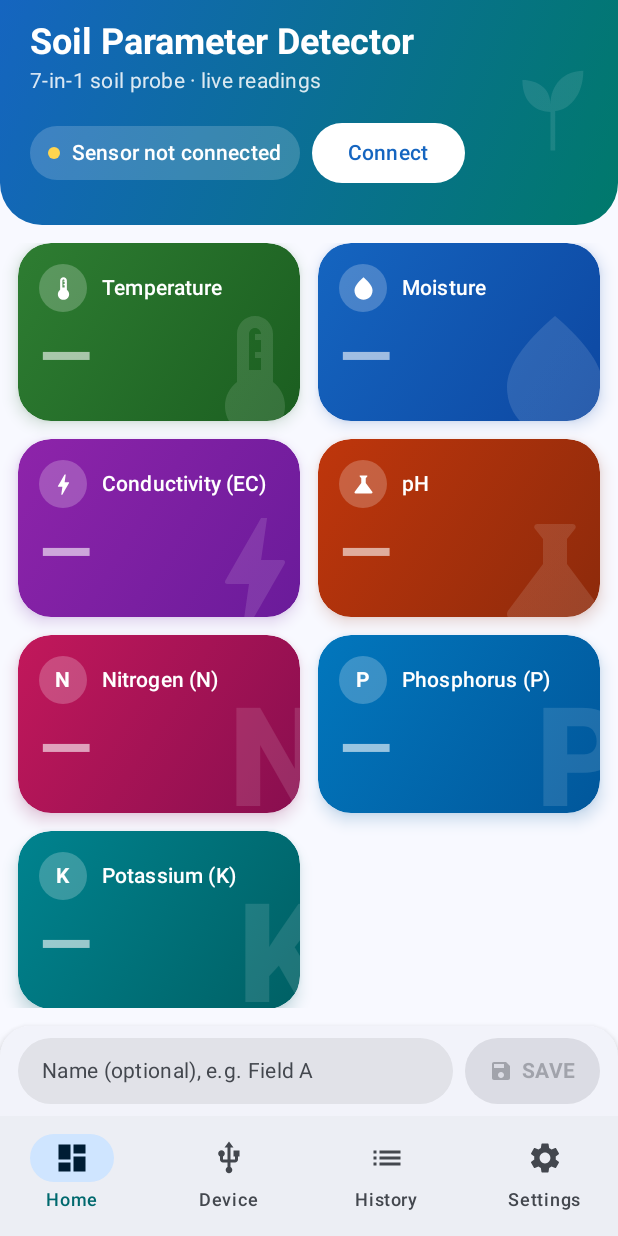
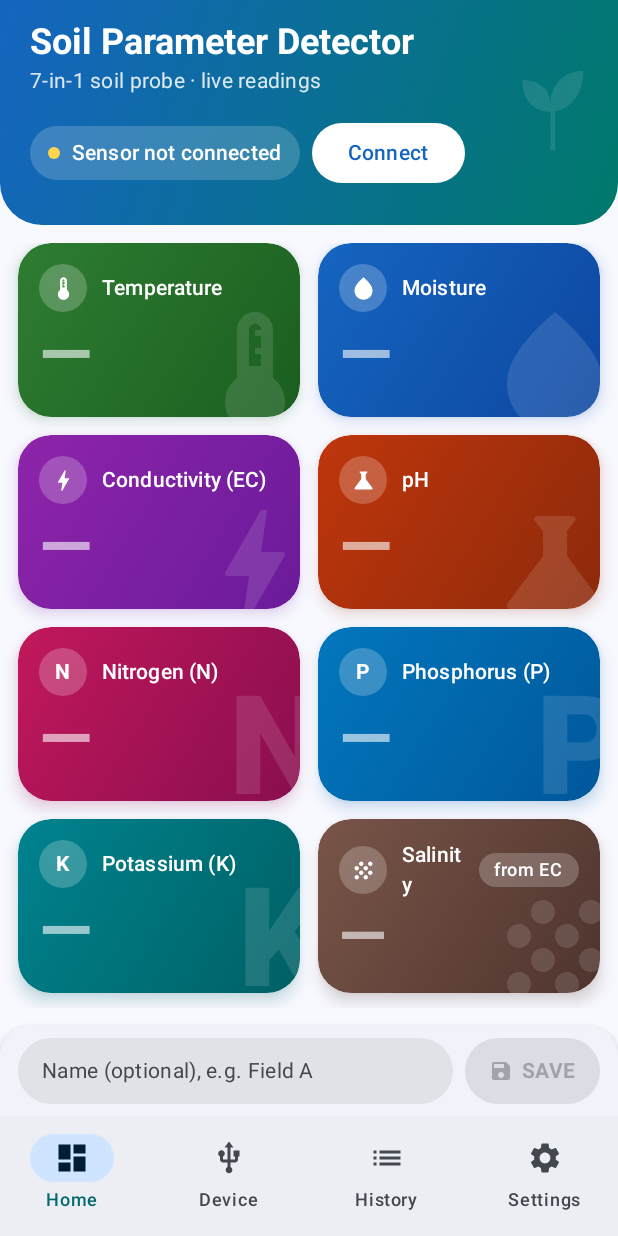
Before and after one commit to syaiful-islam/SoilSense, an Android app built with Jetpack Compose: the screen it shows after launch (MainActivity), on a phone screen of 412 x 824 dp. Run offline under Robolectric (Android 15) with nearby library versions, the phone set to English and light mode, and no system bars; our stand-ins replace Dagger/Hilt's generated code, Room's generated code, navigation suite; libraries missing offline, so code that uses them is left out: androidx.hilt.lifecycle, com.hoho.android; 12 statements that could not run were skipped.

Commit message:
feat: show salinity and TDS from registers 0x0007-0x0008
Per the V1.4 manual the probe exposes salinity and TDS (mg/L, read-only),
computed from EC with its salinity (0.55) and TDS (0.50) factors.

- Read 9 registers; if the probe answers 'illegal data address' or stays
  silent on the first try, read 7 from then on (restored from 0041e0a^).
- Home shows two more tiles marked 'from EC'; they disappear when the
  firmware does not report them. History chips and CSV include them.
- Room columns salinity_mg_l / tds_mg_l already exist in schema v2, so no
  migration is needed.

Co-Authored-By: Claude Opus 5.5 <noreply@anthropic.com>
Claude-Session: https://claude.ai/code/session_01FkRCbvZBapUc537kEP82CY

```diff
--- a/app/src/main/kotlin/id/soilsense/app/data/history/CsvFormatter.kt
+++ b/app/src/main/kotlin/id/soilsense/app/data/history/CsvFormatter.kt
@@ -28,6 +28,8 @@ class CsvFormatter(private val timeZone: TimeZone = TimeZone.getDefault()) {
             r.nitrogenMgPerKg.toString(),
             r.phosphorusMgPerKg.toString(),
             r.potassiumMgPerKg.toString(),
+            r.salinityMgPerL?.toString().orEmpty(),
+            r.tdsMgPerL?.toString().orEmpty(),
         ).joinToString(",")
     }
 
@@ -52,6 +54,6 @@ class CsvFormatter(private val timeZone: TimeZone = TimeZone.getDefault()) {
 
         const val HEADER: String =
             "timestamp,name,moisture_percent,temperature_celsius,conductivity_us_cm,ph," +
-                "nitrogen_mg_kg,phosphorus_mg_kg,potassium_mg_kg"
+                "nitrogen_mg_kg,phosphorus_mg_kg,potassium_mg_kg,salinity_mg_l,tds_mg_l"
     }
 }
--- a/app/src/main/kotlin/id/soilsense/app/data/sensor/UsbSoilSensorRepository.kt
+++ b/app/src/main/kotlin/id/soilsense/app/data/sensor/UsbSoilSensorRepository.kt
@@ -168,6 +168,7 @@ class UsbSoilSensorRepository @Inject constructor(
     private data class PollingConfig(val connected: Boolean, val slaveId: Int, val intervalMillis: Long)
 
     private fun poll(config: PollingConfig): Flow<SensorSample> = flow {
+        session?.sensor?.reset() // the slave ID may now point at a probe with different firmware
         while (currentCoroutineContext().isActive) {
             val startedAt = clock.nowMillis()
             val sample = readOnce(config.slaveId)
--- a/app/src/main/kotlin/id/soilsense/app/ui/common/SoilMetric.kt
+++ b/app/src/main/kotlin/id/soilsense/app/ui/common/SoilMetric.kt
@@ -10,7 +10,7 @@ import id.soilsense.app.R
 import id.soilsense.modbus.soil.SoilReading
 
 /**
- * The 7 parameters printed on the probe's label, in display order, with the colour that identifies
+ * The 7 parameters printed on the probe's label plus salinity and TDS, in display order, with the colour that identifies
  * each one on every screen (tiles on Home, chips in History).
  *
  * Both gradient stops keep white text at WCAG AA contrast (≥ 4.5:1), so text may sit anywhere on a tile.
@@ -22,6 +22,8 @@ enum class SoilMetric(
     val light: Color,
     val dark: Color,
     val icon: MetricIcon,
+    /** Salinity and TDS are computed by the probe from EC (× its factors), not measured separately. */
+    val derivedFromEc: Boolean = false,
 ) {
     TEMPERATURE(
         R.string.metric_temperature,
@@ -79,12 +81,30 @@ enum class SoilMetric(
         Color(0xFF006064),
         MetricIcon.Element(R.string.symbol_potassium),
     ),
+    SALINITY(
+        R.string.metric_salinity,
+        R.string.metric_short_salinity,
+        R.string.unit_mg_l,
+        Color(0xFF795548), // 6.5:1
+        Color(0xFF4E342E),
+        MetricIcon.Drawable(R.drawable.ic_grain),
+        derivedFromEc = true,
+    ),
+    TDS(
+        R.string.metric_tds,
+        R.string.metric_tds,
+        R.string.unit_mg_l,
+        Color(0xFF546E7A), // 5.4:1
+        Color(0xFF37474F),
+        MetricIcon.Drawable(R.drawable.ic_opacity),
+        derivedFromEc = true,
+    ),
     ;
 
     val gradient: Brush get() = Brush.linearGradient(listOf(light, dark))
 
-    /** Double values are shown with one decimal, Int values as is. */
-    fun valueOf(reading: SoilReading): Number = when (this) {
+    /** Double values are shown with one decimal, Int values as is; null when the probe does not report it. */
+    fun valueOf(reading: SoilReading): Number? = when (this) {
         TEMPERATURE -> reading.temperatureCelsius
         MOISTURE -> reading.moisturePercent
         CONDUCTIVITY -> reading.conductivityMicroSiemensPerCm
@@ -92,6 +112,8 @@ enum class SoilMetric(
         NITROGEN -> reading.nitrogenMgPerKg
         PHOSPHORUS -> reading.phosphorusMgPerKg
         POTASSIUM -> reading.potassiumMgPerKg
+        SALINITY -> reading.salinityMgPerL
+        TDS -> reading.tdsMgPerL
     }
 }
 
@@ -127,3 +149,10 @@ enum class PhClass(@param:StringRes val label: Int) {
 /** Brand gradient of the Home header (blue → teal); white text ≥ 4.5:1 on both stops. */
 val HeaderGradient: Brush = Brush.linearGradient(listOf(Color(0xFF1565C0), Color(0xFF00796B)))
 val HeaderBlue: Color = Color(0xFF1565C0)
+
+/**
+ * Tiles to show: all 9 until the first reading arrives, then only what the probe reports (firmware
+ * without salinity/TDS registers gives the 7 measured parameters only).
+ */
+fun visibleMetrics(reading: SoilReading?): List<SoilMetric> =
+    if (reading == null) SoilMetric.entries else SoilMetric.entries.filter { it.valueOf(reading) != null }
--- a/app/src/main/kotlin/id/soilsense/app/ui/dashboard/DashboardScreen.kt
+++ b/app/src/main/kotlin/id/soilsense/app/ui/dashboard/DashboardScreen.kt
@@ -83,6 +83,7 @@ import id.soilsense.app.ui.common.formatMetricValue
 import id.soilsense.app.ui.common.label
 import id.soilsense.app.ui.common.rememberTimeFormatter
 import id.soilsense.app.ui.common.toText
+import id.soilsense.app.ui.common.visibleMetrics
 import id.soilsense.app.ui.theme.SoilSenseTheme
 import id.soilsense.modbus.soil.SoilReading
 
@@ -258,7 +259,7 @@ private fun StatusPill(text: String, dotColor: Color, modifier: Modifier = Modif
 private fun MetricGrid(reading: SoilReading?, modifier: Modifier = Modifier) {
     BoxWithConstraints(modifier) {
         val columns = if (maxWidth >= 600.dp) 4 else 2
-        val rows = SoilMetric.entries.chunked(columns)
+        val rows = visibleMetrics(reading).chunked(columns)
         val gap = 12.dp
         val fillHeight = if (constraints.hasBoundedHeight) (maxHeight - gap * (rows.size - 1)) / rows.size else 0.dp
         val tileHeight: Dp = maxOf(MIN_TILE_HEIGHT, fillHeight)
@@ -271,8 +272,7 @@ private fun MetricGrid(reading: SoilReading?, modifier: Modifier = Modifier) {
                     row.forEach { metric ->
                         MetricTile(metric, reading, Modifier.weight(1f).height(tileHeight))
                     }
-                    // A short last row (potassium on phones) keeps the column width; the probe has
-                    // only 7 parameters, so the remaining cell stays empty.
+                    // A short last row keeps the column width; the remaining cell stays empty.
                     repeat(columns - row.size) { Spacer(Modifier.weight(1f)) }
                 }
             }
@@ -285,7 +285,7 @@ private val TileShape = RoundedCornerShape(22.dp)
 
 @Composable
 private fun MetricTile(metric: SoilMetric, reading: SoilReading?, modifier: Modifier = Modifier) {
-    val value = reading?.let { formatMetricValue(metric.valueOf(it)) }
+    val value = reading?.let { r -> metric.valueOf(r)?.let { formatMetricValue(it) } }
     Box(
         modifier
             .shadow(elevation = 6.dp, shape = TileShape, ambientColor = metric.dark, spotColor = metric.dark)
@@ -312,6 +312,10 @@ private fun MetricTile(metric: SoilMetric, reading: SoilReading?, modifier: Modi
                 if (metric == SoilMetric.PH && reading != null) {
                     Spacer(Modifier.width(8.dp))
                     TileChip(stringResource(PhClass.of(reading.ph).label))
+                }
+                if (metric.derivedFromEc) {
+                    Spacer(Modifier.width(8.dp))
+                    TileChip(stringResource(R.string.metric_from_ec))
                 }
             }
             Row(
@@ -533,6 +537,8 @@ internal val previewReading = SoilReading(
     nitrogenMgPerKg = 68,
     phosphorusMgPerKg = 96,
     potassiumMgPerKg = 220,
+    salinityMgPerL = 758,
+    tdsMgPerL = 689,
 )
 
 private val previewAdapter = UsbAdapterInfo("CH34x", 0x1A86, 0x7523)
--- a/app/src/main/kotlin/id/soilsense/app/ui/history/HistoryScreen.kt
+++ b/app/src/main/kotlin/id/soilsense/app/ui/history/HistoryScreen.kt
@@ -58,6 +58,7 @@ import id.soilsense.app.R
 import id.soilsense.app.data.model.RecordedReading
 import id.soilsense.app.ui.common.SoilMetric
 import id.soilsense.app.ui.common.formatMetricValue
+import id.soilsense.app.ui.common.visibleMetrics
 import id.soilsense.app.ui.common.rememberTimeFormatter
 import id.soilsense.app.ui.theme.SoilSenseTheme
 import id.soilsense.modbus.soil.SoilReading
@@ -238,7 +239,7 @@ private fun HistoryCard(item: RecordedReading, timestamp: String) {
                 horizontalArrangement = Arrangement.spacedBy(6.dp),
                 verticalArrangement = Arrangement.spacedBy(6.dp),
             ) {
-                SoilMetric.entries.forEach { metric -> MetricChip(metric, item.reading) }
+                visibleMetrics(item.reading).forEach { metric -> MetricChip(metric, item.reading) }
             }
         }
     }
@@ -258,7 +259,7 @@ private fun MetricChip(metric: SoilMetric, reading: SoilReading) {
         Box(Modifier.size(8.dp).clip(CircleShape).background(metric.light))
         Spacer(Modifier.width(6.dp))
         Text(
-            stringResource(metric.shortLabel) + " " + formatMetricValue(metric.valueOf(reading)) + unit,
+            stringResource(metric.shortLabel) + " " + metric.valueOf(reading)?.let { formatMetricValue(it) }.orEmpty() + unit,
             style = MaterialTheme.typography.labelMedium,
         )
     }
--- /dev/null
+++ b/app/src/main/res/drawable/ic_grain.xml
@@ -0,0 +1,12 @@
+<?xml version="1.0" encoding="utf-8"?>
+<!-- Material icon "grain" (Apache 2.0), used for salinity. -->
+<vector xmlns:android="http://schemas.android.com/apk/res/android"
+    android:width="24dp"
+    android:height="24dp"
+    android:tint="?android:attr/colorControlNormal"
+    android:viewportWidth="24"
+    android:viewportHeight="24">
+    <path
+        android:fillColor="@android:color/white"
+        android:pathData="M10,12c-1.1,0 -2,0.9 -2,2s0.9,2 2,2 2,-0.9 2,-2 -0.9,-2 -2,-2zM6,8c-1.1,0 -2,0.9 -2,2s0.9,2 2,2 2,-0.9 2,-2 -0.9,-2 -2,-2zM6,16c-1.1,0 -2,0.9 -2,2s0.9,2 2,2 2,-0.9 2,-2 -0.9,-2 -2,-2zM18,8c1.1,0 2,-0.9 2,-2s-0.9,-2 -2,-2 -2,0.9 -2,2 0.9,2 2,2zM14,16c-1.1,0 -2,0.9 -2,2s0.9,2 2,2 2,-0.9 2,-2 -0.9,-2 -2,-2zM18,12c-1.1,0 -2,0.9 -2,2s0.9,2 2,2 2,-0.9 2,-2 -0.9,-2 -2,-2zM14,8c-1.1,0 -2,0.9 -2,2s0.9,2 2,2 2,-0.9 2,-2 -0.9,-2 -2,-2zM10,4c-1.1,0 -2,0.9 -2,2s0.9,2 2,2 2,-0.9 2,-2 -0.9,-2 -2,-2z" />
+</vector>
--- /dev/null
+++ b/app/src/main/res/drawable/ic_opacity.xml
@@ -0,0 +1,12 @@
+<?xml version="1.0" encoding="utf-8"?>
+<!-- Material icon "opacity" (Apache 2.0), used for TDS. -->
+<vector xmlns:android="http://schemas.android.com/apk/res/android"
+    android:width="24dp"
+    android:height="24dp"
+    android:tint="?android:attr/colorControlNormal"
+    android:viewportWidth="24"
+    android:viewportHeight="24">
+    <path
+        android:fillColor="@android:color/white"
+        android:pathData="M17.66,8L12,2.35 6.34,8C4.78,9.56 4,11.64 4,13.64s0.78,4.11 2.34,5.67 3.61,2.35 5.66,2.35 4.1,-0.79 5.66,-2.35S20,15.64 20,13.64 19.22,9.56 17.66,8zM6,14c0.01,-2 0.62,-3.27 1.76,-4.4L12,5.27l4.24,4.38C17.38,10.77 17.99,12 18,14H6z" />
+</vector>
--- a/app/src/main/res/values/strings.xml
+++ b/app/src/main/res/values/strings.xml
@@ -54,6 +54,11 @@
     <string name="metric_short_temperature">Temp</string>
     <string name="metric_short_moisture">Moist.</string>
     <string name="metric_short_conductivity">EC</string>
+    <string name="metric_salinity">Salinity</string>
+    <string name="metric_short_salinity">Sal.</string>
+    <string name="metric_tds">TDS</string>
+    <string name="metric_from_ec">from EC</string>
+    <string name="unit_mg_l" translatable="false">mg/L</string>
     <string name="wiring_subtitle">Probe cable → USB-RS485 adapter</string>
     <string name="wiring_footer">Plug the adapter into the phone with an OTG cable. Sensor defaults: ID 1, 4800 bps, 8N1.</string>
     <string name="wire_brown">Brown</string>
--- a/core/modbus/src/main/kotlin/id/soilsense/modbus/soil/SoilReading.kt
+++ b/core/modbus/src/main/kotlin/id/soilsense/modbus/soil/SoilReading.kt
@@ -1,6 +1,13 @@
 package id.soilsense.modbus.soil
 
-/** One decoded measurement from the CWT-SOIL-NPKPHCTH-S probe (7 parameters, as printed on its label). */
+/**
+ * One decoded measurement from the CWT-SOIL-NPKPHCTH-S probe: the 7 measured parameters printed on
+ * its label, plus salinity and TDS.
+ *
+ * Salinity and TDS are not measured separately: the probe derives them from EC with its salinity
+ * (default 0.55) and TDS (default 0.50) factors. They are null when the firmware does not expose
+ * registers 0x0007–0x0008.
+ */
 public data class SoilReading(
     val moisturePercent: Double,
     val temperatureCelsius: Double,
@@ -9,4 +16,6 @@ public data class SoilReading(
     val nitrogenMgPerKg: Int,
     val phosphorusMgPerKg: Int,
     val potassiumMgPerKg: Int,
+    val salinityMgPerL: Int? = null,
+    val tdsMgPerL: Int? = null,
 )
--- a/core/modbus/src/main/kotlin/id/soilsense/modbus/soil/SoilReadingDecoder.kt
+++ b/core/modbus/src/main/kotlin/id/soilsense/modbus/soil/SoilReadingDecoder.kt
@@ -3,10 +3,12 @@ package id.soilsense.modbus.soil
 /** Converts raw holding registers (starting at 0x0000) into engineering units. */
 public object SoilReadingDecoder {
 
+    /** Accepts 7 registers (no salinity/TDS) or 9 and more. */
     public fun decode(registers: IntArray): SoilReading {
         require(registers.size >= SoilSensorRegisters.MEASUREMENT_COUNT) {
-            "Need ${SoilSensorRegisters.MEASUREMENT_COUNT} registers, got ${registers.size}"
+            "Need at least ${SoilSensorRegisters.MEASUREMENT_COUNT} registers, got ${registers.size}"
         }
+        val extended = registers.size >= SoilSensorRegisters.EXTENDED_COUNT
         return SoilReading(
             moisturePercent = registers[SoilSensorRegisters.MOISTURE] / 10.0,
             // The probe is rated down to -40 °C, so temperature is two's complement.
@@ -16,6 +18,8 @@ public object SoilReadingDecoder {
             nitrogenMgPerKg = registers[SoilSensorRegisters.NITROGEN],
             phosphorusMgPerKg = registers[SoilSensorRegisters.PHOSPHORUS],
             potassiumMgPerKg = registers[SoilSensorRegisters.POTASSIUM],
+            salinityMgPerL = if (extended) registers[SoilSensorRegisters.SALINITY] else null,
+            tdsMgPerL = if (extended) registers[SoilSensorRegisters.TDS] else null,
         )
     }
 
```
Also changed, not shown: app/src/main/kotlin/id/soilsense/app/data/history/ReadingEntity.kt (+5 -2 lines), core/modbus/src/main/kotlin/id/soilsense/modbus/soil/SoilSensor.kt (+48 -10 lines), core/modbus/src/main/kotlin/id/soilsense/modbus/soil/SoilSensorRegisters.kt (+9 -4 lines), 7 other files.
